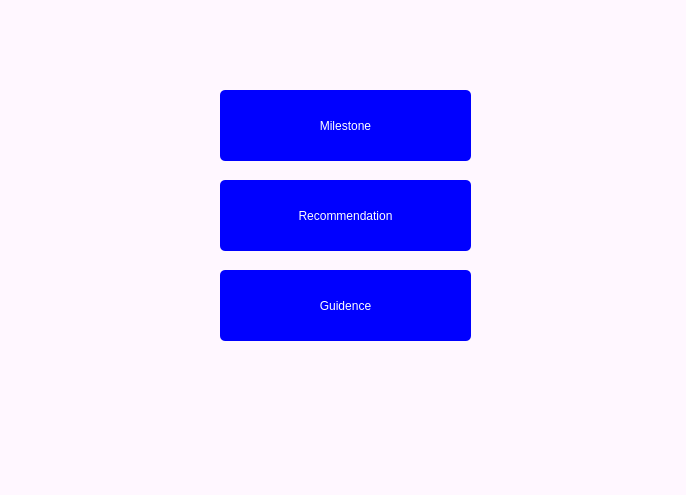
First picture: the form in studentSuccessUpdate/navigationwindow.ui, repository Kienda/HonorsProject, before the edit.
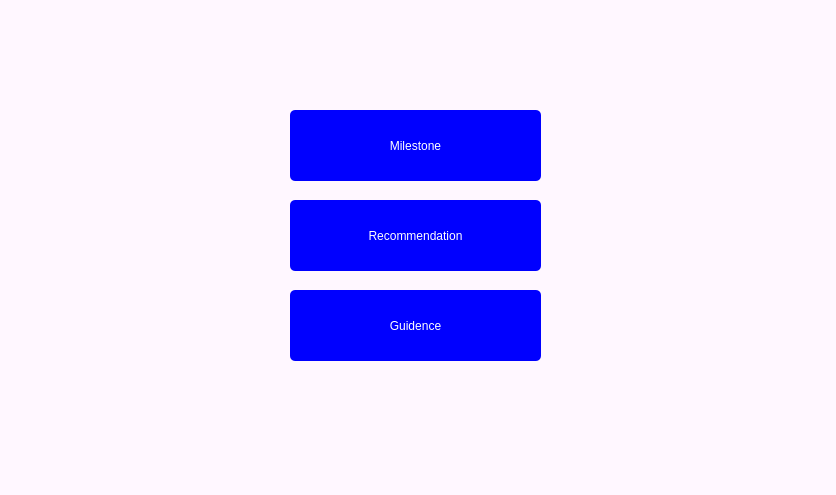
Second picture: the form after the edit.

```diff
--- a/studentSuccessUpdate/navigationwindow.ui
+++ b/studentSuccessUpdate/navigationwindow.ui
@@ -1,12 +1,15 @@
 <?xml version="1.0" encoding="UTF-8"?>
 <ui version="4.0">
- <class>Profile</class>
- <widget class="QWidget" name="Profile">
+ <class>NavigationWindow</class>
+ <widget class="QWidget" name="NavigationWindow">
+  <property name="enabled">
+   <bool>true</bool>
+  </property>
   <property name="geometry">
    <rect>
     <x>0</x>
     <y>0</y>
-    <width>686</width>
+    <width>836</width>
     <height>495</height>
    </rect>
   </property>
@@ -16,42 +19,11 @@
   <property name="styleSheet">
    <string notr="true">background-color: rgb(255, 247, 255);</string>
   </property>
-  <widget class="QPushButton" name="milestoneButton">
-   <property name="enabled">
-    <bool>false</bool>
-   </property>
-   <property name="geometry">
-    <rect>
-     <x>220</x>
-     <y>90</y>
-     <width>251</width>
-     <height>71</height>
-    </rect>
-   </property>
-   <property name="styleSheet">
-    <string notr="true">#milestoneButton{
-font: 700 14pt &quot;Segoe UI&quot;;
-background-color: rgb(0, 0, 255);
-border-radius: 5px;
-color: rgb(255, 255, 255);
-}
-#milestoneButton:hover{
-	background-color: rgb(0, 85, 255);
-}
-</string>
-   </property>
-   <property name="text">
-    <string>Milestone</string>
-   </property>
-   <property name="autoDefault">
-    <bool>false</bool>
-   </property>
-  </widget>
   <widget class="QPushButton" name="recommendationButton">
    <property name="geometry">
     <rect>
-     <x>220</x>
-     <y>180</y>
+     <x>290</x>
+     <y>200</y>
      <width>251</width>
      <height>71</height>
     </rect>
@@ -69,8 +41,8 @@
   <widget class="QPushButton" name="guidanceButton">
    <property name="geometry">
     <rect>
-     <x>220</x>
-     <y>270</y>
+     <x>290</x>
+     <y>290</y>
      <width>251</width>
      <height>71</height>
     </rect>
@@ -102,6 +74,25 @@
     <string/>
    </property>
   </widget>
+  <widget class="QPushButton" name="milestoneButton">
+   <property name="geometry">
+    <rect>
+     <x>290</x>
+     <y>110</y>
+     <width>251</width>
+     <height>71</height>
+    </rect>
+   </property>
+   <property name="styleSheet">
+    <string notr="true">font: 700 14pt &quot;Segoe UI&quot;;
+color: rgb(255, 255, 255);
+background-color: rgb(0, 0, 255);
+border-radius: 5px;</string>
+   </property>
+   <property name="text">
+    <string>Milestone</string>
+   </property>
+  </widget>
  </widget>
  <resources/>
  <connections/>
```
